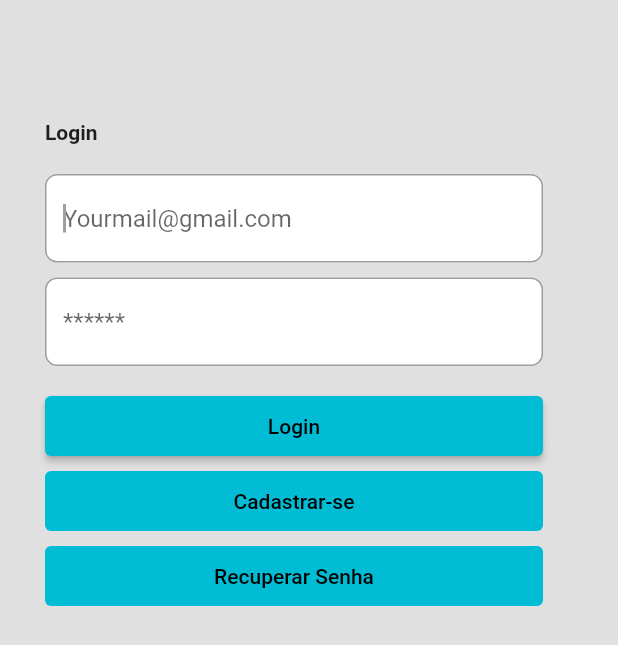
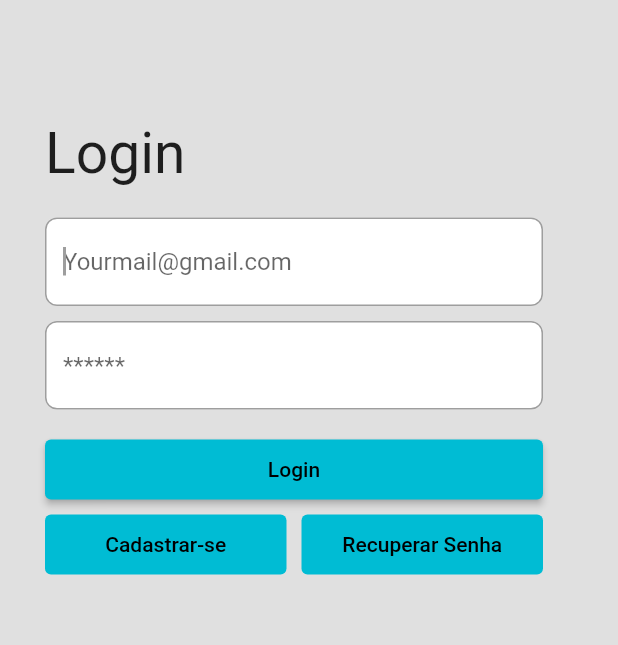
Before and after one commit to CaioBarreto93/mobile_movies, a Flutter app: the screen it shows after launch, on a phone screen of 412 x 824 dp. Shown: the top 645 px of the screen. Run offline on Flutter 3.47's test engine with Material 2 defaults, Android fonts, the phone set to English and light mode, and no system bars; our stand-ins replace google_fonts; missing offline and left inert: tmdb_api.

Commit message:
Retirada de imports e ajuste de botões

```diff
--- a/lib/models/login/pages/login.dart
+++ b/lib/models/login/pages/login.dart
@@ -1,8 +1,8 @@
 import 'package:flutter/material.dart';
 import 'package:mobile_movies/routes/routes_generator.dart';
+import 'package:mobile_movies/shared/text.dart';
 import '../../../components/input_default.dart';
 import '../../../shared/validators.dart';
-import '../../../models/login/pages/cadastro.dart';
 
 class LoginPage extends StatefulWidget {
   final String emailUsuario;
@@ -39,12 +39,7 @@ class _LoginPageState extends State<LoginPage> {
             mainAxisAlignment: MainAxisAlignment.start,
             crossAxisAlignment: CrossAxisAlignment.start,
             children: [
-              const Text(
-                'Login',
-                style: TextStyle(
-                  fontWeight: FontWeight.bold,
-                ),
-              ),
+              const modified_text(text: 'Login', size: 38),
               const Padding(
                 padding: EdgeInsets.all(10.0),
               ),
@@ -123,11 +118,13 @@ class _LoginPageState extends State<LoginPage> {
                         ),
                       ),
                     ),
+                    Row(
+                      children: [
                         Padding(
                           padding: const EdgeInsets.only(top: 10.0),
                           child: SizedBox(
                             height: 40,
-                        width: MediaQuery.of(context).size.width,
+                            width: (MediaQuery.of(context).size.width / 2) - 45,
                             child: TextButton(
                               style: ButtonStyle(
                                 backgroundColor:
@@ -146,11 +143,14 @@ class _LoginPageState extends State<LoginPage> {
                             ),
                           ),
                         ),
+                        const SizedBox(
+                          width: 10,
+                        ),
                         Padding(
                           padding: const EdgeInsets.only(top: 10.0),
                           child: SizedBox(
                             height: 40,
-                        width: MediaQuery.of(context).size.width,
+                            width: (MediaQuery.of(context).size.width / 2) - 45,
                             child: TextButton(
                               style: ButtonStyle(
                                 backgroundColor:
@@ -171,6 +171,8 @@ class _LoginPageState extends State<LoginPage> {
                         ),
                       ],
                     ),
+                  ],
+                ),
               ),
             ],
           ),
--- a/lib/models/movies/datasources/movie_datasource_impl.dart
+++ b/lib/models/movies/datasources/movie_datasource_impl.dart
@@ -23,8 +23,6 @@ class MovieDatasourceImpl implements MovieDatasource {
     topratedmovies = topratedresult['results'];
 
     return topratedmovies;
-
-    throw UnimplementedError();
   }
 
   @override
--- a/lib/routes/routes_generator.dart
+++ b/lib/routes/routes_generator.dart
@@ -1,4 +1,3 @@
-import 'package:flutter/foundation.dart';
 import 'package:flutter/material.dart';
 import 'package:mobile_movies/models/movies/controller/moviecontroller.dart';
 import 'package:mobile_movies/models/movies/datasources/movie_datasource_impl.dart';
```
Lines whose indentation alone changed are shown as unchanged.
